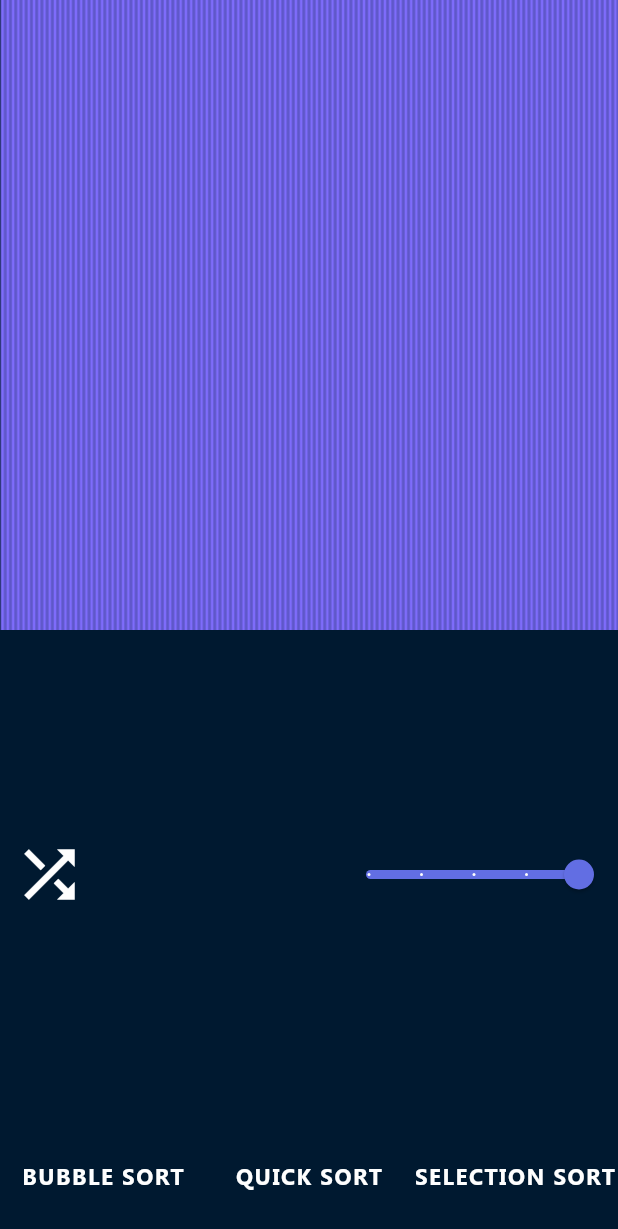
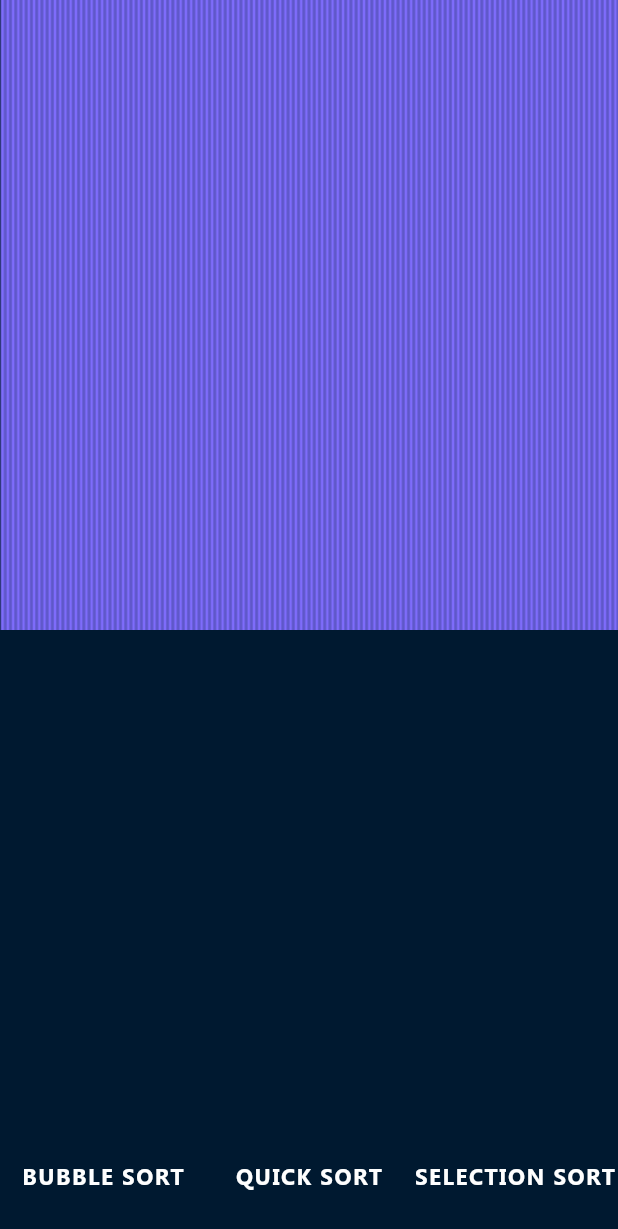
Before and after one commit to parzuko/AlgoVisualizer, a Flutter app: the screen it shows after launch, after a tap on "QUICK SORT", on a phone screen of 412 x 824 dp. Shown: the top 1229 px of the screen. Run offline on Flutter 3.47's test engine with Material 2 defaults, Android fonts, the phone set to English and light mode, and no system bars.

Commit message:
Add Quick Sort and Remove ButtonsBu

```diff
--- a/algo_visual/lib/screens/home_screen.dart
+++ b/algo_visual/lib/screens/home_screen.dart
@@ -104,6 +104,9 @@ class _HomeScreenState extends State<HomeScreen> {
 
   @override
   Widget build(BuildContext context) {
+    final double screenWidth = MediaQuery.of(context).size.width;
+    final double screenHeight = MediaQuery.of(context).size.height;
+
     return Scaffold(
       body: StreamBuilder<Object>(
           stream: _stream,
@@ -117,8 +120,7 @@ class _HomeScreenState extends State<HomeScreen> {
                     return CustomPaint(
                       painter: NumberViewer(
                         // barWidth: 2.0,
-                        barWidth:
-                            MediaQuery.of(context).size.width / _sizeOfArray,
+                        barWidth: screenWidth / _sizeOfArray,
                         elementValue: item,
                         elementIndex: counter,
                         maxVal: _sizeOfArray.round(),
@@ -127,40 +129,6 @@ class _HomeScreenState extends State<HomeScreen> {
                       ),
                     );
                   }).toList(),
-                ),
-                SizedBox(
-                  height: 550.0,
-                ),
-                Row(
-                  mainAxisAlignment: MainAxisAlignment.spaceBetween,
-                  children: [
-                    Container(
-                      child: IconButton(
-                        icon: Icon(
-                          Icons.shuffle,
-                        ),
-                        iconSize: 50.0,
-                        color: Palette.textColor,
-                        onPressed: _shuffle,
-                      ),
-                    ),
-                    Slider(
-                      value: _sizeOfArray,
-                      min: 100,
-                      max: 500,
-                      divisions: 4,
-                      inactiveColor: Palette.textColor,
-                      activeColor: Palette.theButton,
-                      label: "Set Size Of Array To: ${_sizeOfArray.round()}",
-                      onChanged: (double value) {
-                        setState(() {
-                          _sizeOfArray = value;
-                          _shuffle();
-                        });
-                        //_sizeOfArray = value;
-                      },
-                    ),
-                  ],
                 ),
               ],
             );
@@ -199,7 +167,10 @@ class _HomeScreenState extends State<HomeScreen> {
                   fontFamily: 'Segoe UI',
                 ),
               ),
-              onPressed: () {},
+              onPressed: () {
+                int length = _array.length;
+                quickSort(_array, 0, length - 1);
+              },
             ),
           ),
           Expanded(
```
